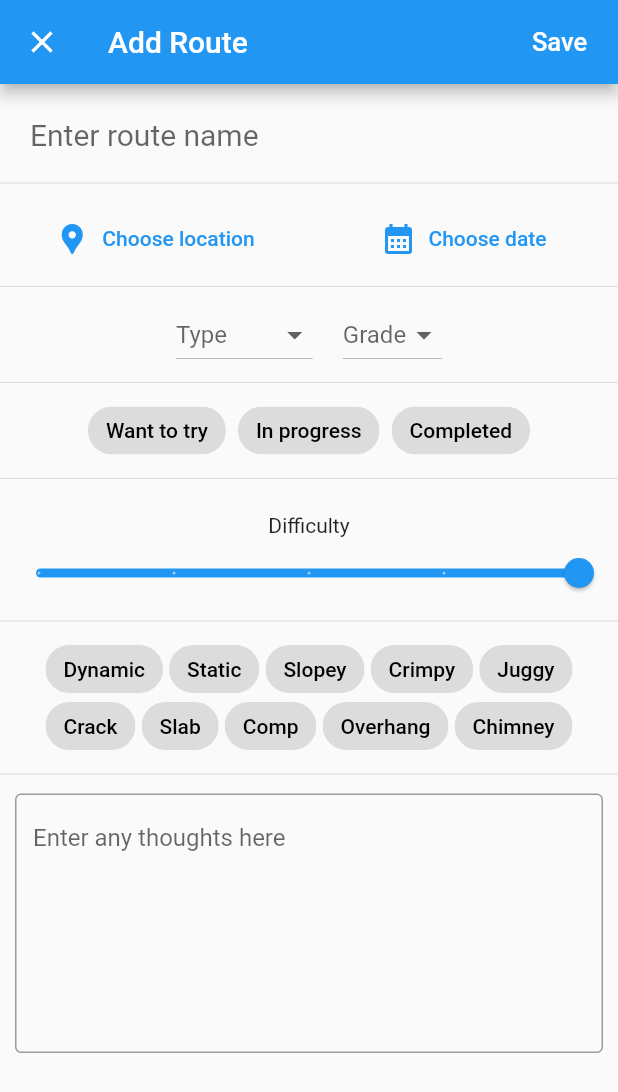
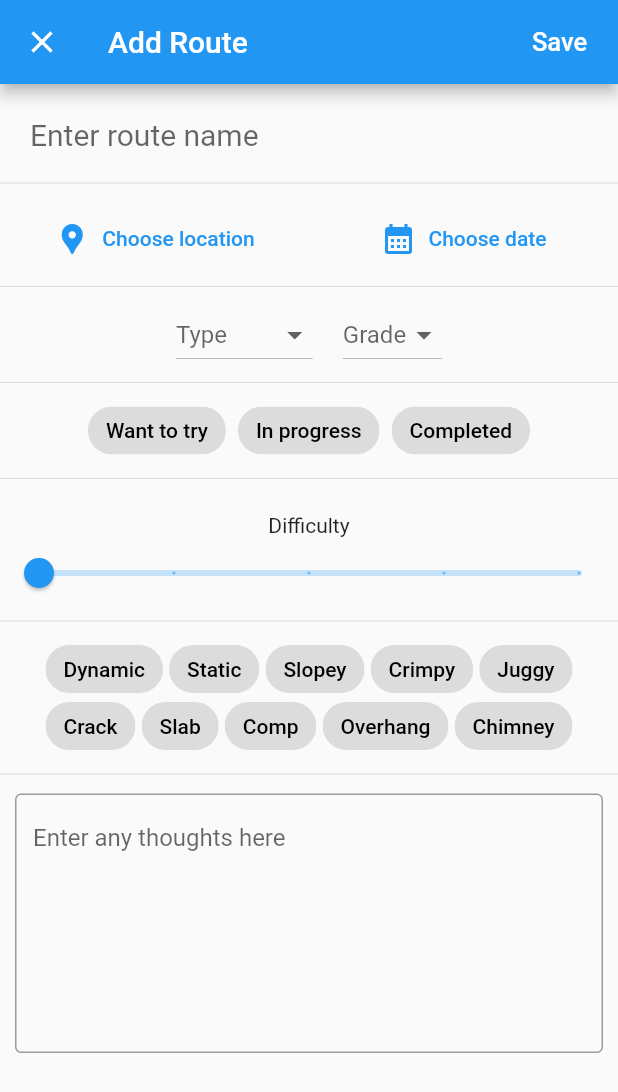
Before and after one commit to Redpoint-app/Redpoint, a Flutter app: the AddPage screen opened directly, on a phone screen of 412 x 824 dp. Shown: the top 1092 px of the screen. Run offline on Flutter 3.47's test engine with Material 2 defaults, Android fonts, the phone set to English and light mode, and no system bars.

```diff
--- /dev/null
+++ b/lib/model/difficulty.dart
@@ -0,0 +1,10 @@
+enum Difficulty {
+  extremelyEasy("Extremely Easy"),
+  easy("Easy"),
+  intermediate("Intermediate"),
+  challenging("Challenging"),
+  extremelyChallenging("Extremely Challenging");
+
+  const Difficulty(this.label);
+  final String label;
+}
--- a/lib/pages/add_page.dart
+++ b/lib/pages/add_page.dart
@@ -1,6 +1,7 @@
 import 'dart:collection';
 
 import 'package:flutter/material.dart';
+import 'package:redpoint/model/difficulty.dart';
 import 'package:redpoint/model/status.dart';
 import 'package:redpoint/model/tag.dart';
 import 'package:redpoint/model/v_scale.dart';
@@ -53,6 +54,8 @@ class _AddPageState extends State<AddPage> {
   // The selected progress value of the route
   Status? progress;
 
+  double difficultyIndex = 0;
+
   final selectedTags = ListQueue<Tag>();
 
   // Controllers for the text fields, to retrieve the text values
@@ -76,6 +79,12 @@ class _AddPageState extends State<AddPage> {
 
     setState(() {
       date = selected;
+    });
+  }
+
+  _setDifficulty(double value) {
+    setState(() {
+      difficultyIndex = value;
     });
   }
 
@@ -200,12 +209,14 @@ class _AddPageState extends State<AddPage> {
                   child: Text("Difficulty"),
                 ),
                 Slider(
-                    value: 4,
+                    value: difficultyIndex,
                     min: 0,
                     max: 4,
                     divisions: 4,
-                    label: "Hi",
-                    onChanged: (double value) {}),
+                    label: Difficulty.values[difficultyIndex.round()].label,
+                    onChanged: (double value) {
+                      _setDifficulty(value);
+                    }),
               ],
             ),
             const Divider(),
```
